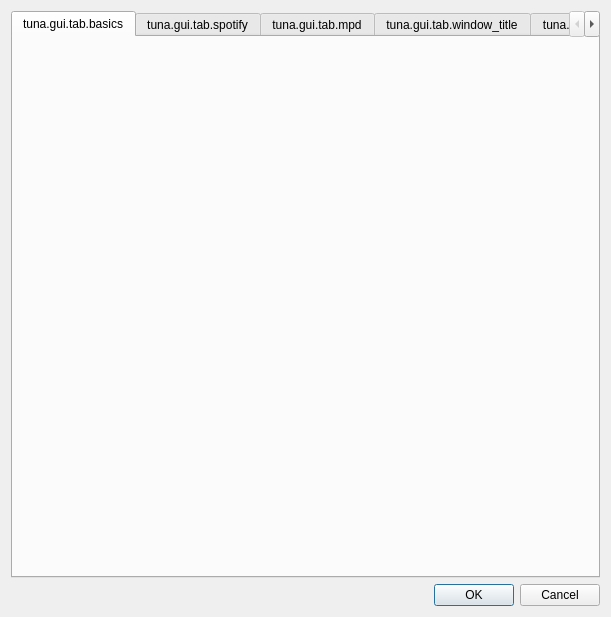
Before: the Qt Designer form src/gui/tuna_gui.ui in univrsal/tuna, drawn with Qt 5.
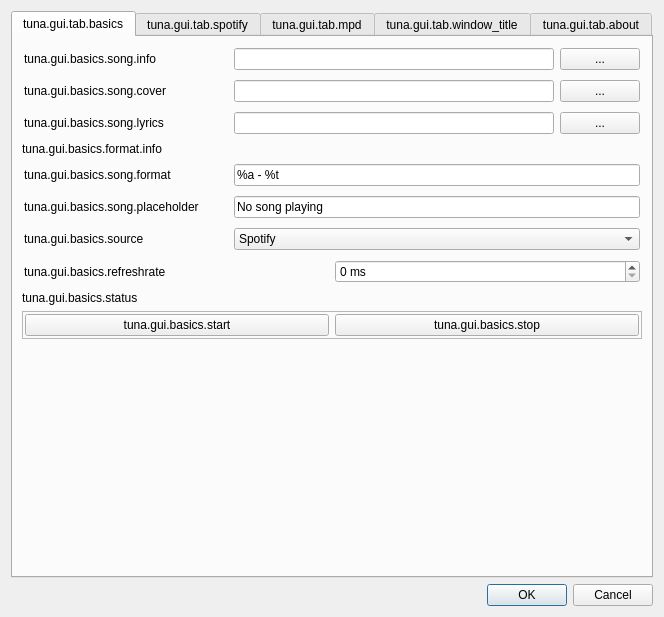
After: the same form once the commit is applied. The open tabs and pages were chosen to show the change. Icons and pictures are not drawn.

Commit message: basic structure for spotify

```diff
--- a/src/gui/tuna_gui.ui
+++ b/src/gui/tuna_gui.ui
@@ -6,7 +6,7 @@
    <rect>
     <x>0</x>
     <y>0</y>
-    <width>611</width>
+    <width>664</width>
     <height>617</height>
    </rect>
   </property>
@@ -23,6 +23,583 @@
       <attribute name="title">
        <string>tuna.gui.tab.basics</string>
       </attribute>
+      <layout class="QVBoxLayout" name="verticalLayout_4">
+       <item>
+        <widget class="QFrame" name="frame_5">
+         <property name="frameShape">
+          <enum>QFrame::NoFrame</enum>
+         </property>
+         <property name="frameShadow">
+          <enum>QFrame::Raised</enum>
+         </property>
+         <layout class="QHBoxLayout" name="horizontalLayout_5">
+          <property name="leftMargin">
+           <number>2</number>
+          </property>
+          <property name="topMargin">
+           <number>2</number>
+          </property>
+          <property name="rightMargin">
+           <number>2</number>
+          </property>
+          <property name="bottomMargin">
+           <number>2</number>
+          </property>
+          <item>
+           <widget class="QLabel" name="label_7">
+            <property name="sizePolicy">
+             <sizepolicy hsizetype="Minimum" vsizetype="Preferred">
+              <horstretch>0</horstretch>
+              <verstretch>0</verstretch>
+             </sizepolicy>
+            </property>
+            <property name="text">
+             <string>tuna.gui.basics.song.info</string>
+            </property>
+           </widget>
+          </item>
+          <item>
+           <spacer name="horizontalSpacer_6">
+            <property name="orientation">
+             <enum>Qt::Horizontal</enum>
+            </property>
+            <property name="sizeHint" stdset="0">
+             <size>
+              <width>40</width>
+              <height>20</height>
+             </size>
+            </property>
+           </spacer>
+          </item>
+          <item>
+           <widget class="QLineEdit" name="txt_song_info">
+            <property name="sizePolicy">
+             <sizepolicy hsizetype="Minimum" vsizetype="Fixed">
+              <horstretch>0</horstretch>
+              <verstretch>0</verstretch>
+             </sizepolicy>
+            </property>
+            <property name="minimumSize">
+             <size>
+              <width>320</width>
+              <height>0</height>
+             </size>
+            </property>
+            <property name="echoMode">
+             <enum>QLineEdit::Normal</enum>
+            </property>
+           </widget>
+          </item>
+          <item>
+           <widget class="QPushButton" name="btn_browse_song_info">
+            <property name="sizePolicy">
+             <sizepolicy hsizetype="Fixed" vsizetype="Fixed">
+              <horstretch>0</horstretch>
+              <verstretch>0</verstretch>
+             </sizepolicy>
+            </property>
+            <property name="text">
+             <string>...</string>
+            </property>
+           </widget>
+          </item>
+         </layout>
+        </widget>
+       </item>
+       <item>
+        <widget class="QFrame" name="frame_7">
+         <property name="frameShape">
+          <enum>QFrame::NoFrame</enum>
+         </property>
+         <property name="frameShadow">
+          <enum>QFrame::Raised</enum>
+         </property>
+         <layout class="QHBoxLayout" name="horizontalLayout_7">
+          <property name="leftMargin">
+           <number>2</number>
+          </property>
+          <property name="topMargin">
+           <number>2</number>
+          </property>
+          <property name="rightMargin">
+           <number>2</number>
+          </property>
+          <property name="bottomMargin">
+           <number>2</number>
+          </property>
+          <item>
+           <widget class="QLabel" name="label_9">
+            <property name="sizePolicy">
+             <sizepolicy hsizetype="Minimum" vsizetype="Preferred">
+              <horstretch>0</horstretch>
+              <verstretch>0</verstretch>
+             </sizepolicy>
+            </property>
+            <property name="text">
+             <string>tuna.gui.basics.song.cover</string>
+            </property>
+           </widget>
+          </item>
+          <item>
+           <spacer name="horizontalSpacer_8">
+            <property name="orientation">
+             <enum>Qt::Horizontal</enum>
+            </property>
+            <property name="sizeHint" stdset="0">
+             <size>
+              <width>40</width>
+              <height>20</height>
+             </size>
+            </property>
+           </spacer>
+          </item>
+          <item>
+           <widget class="QLineEdit" name="txt_song_cover">
+            <property name="sizePolicy">
+             <sizepolicy hsizetype="Minimum" vsizetype="Fixed">
+              <horstretch>0</horstretch>
+              <verstretch>0</verstretch>
+             </sizepolicy>
+            </property>
+            <property name="minimumSize">
+             <size>
+              <width>320</width>
+              <height>0</height>
+             </size>
+            </property>
+            <property name="echoMode">
+             <enum>QLineEdit::Normal</enum>
+            </property>
+           </widget>
+          </item>
+          <item>
+           <widget class="QPushButton" name="btn_browse_song_cover">
+            <property name="sizePolicy">
+             <sizepolicy hsizetype="Fixed" vsizetype="Fixed">
+              <horstretch>0</horstretch>
+              <verstretch>0</verstretch>
+             </sizepolicy>
+            </property>
+            <property name="text">
+             <string>...</string>
+            </property>
+           </widget>
+          </item>
+         </layout>
+        </widget>
+       </item>
+       <item>
+        <widget class="QFrame" name="frame_6">
+         <property name="frameShape">
+          <enum>QFrame::NoFrame</enum>
+         </property>
+         <property name="frameShadow">
+          <enum>QFrame::Raised</enum>
+         </property>
+         <layout class="QHBoxLayout" name="horizontalLayout_6">
+          <property name="leftMargin">
+           <number>2</number>
+          </property>
+          <property name="topMargin">
+           <number>2</number>
+          </property>
+          <property name="rightMargin">
+           <number>2</number>
+          </property>
+          <property name="bottomMargin">
+           <number>2</number>
+          </property>
+          <item>
+           <widget class="QLabel" name="label_8">
+            <property name="sizePolicy">
+             <sizepolicy hsizetype="Minimum" vsizetype="Preferred">
+              <horstretch>0</horstretch>
+              <verstretch>0</verstretch>
+             </sizepolicy>
+            </property>
+            <property name="text">
+             <string>tuna.gui.basics.song.lyrics</string>
+            </property>
+           </widget>
+          </item>
+          <item>
+           <spacer name="horizontalSpacer_7">
+            <property name="orientation">
+             <enum>Qt::Horizontal</enum>
+            </property>
+            <property name="sizeHint" stdset="0">
+             <size>
+              <width>40</width>
+              <height>20</height>
+             </size>
+            </property>
+           </spacer>
+          </item>
+          <item>
+           <widget class="QLineEdit" name="txt_song_lyrics">
+            <property name="sizePolicy">
+             <sizepolicy hsizetype="Minimum" vsizetype="Fixed">
+              <horstretch>0</horstretch>
+              <verstretch>0</verstretch>
+             </sizepolicy>
+            </property>
+            <property name="minimumSize">
+             <size>
+              <width>320</width>
+              <height>0</height>
+             </size>
+            </property>
+            <property name="echoMode">
+             <enum>QLineEdit::Normal</enum>
+            </property>
+           </widget>
+          </item>
+          <item>
+           <widget class="QPushButton" name="btn_browse_song_lyrics">
+            <property name="sizePolicy">
+             <sizepolicy hsizetype="Fixed" vsizetype="Fixed">
+              <horstretch>0</horstretch>
+              <verstretch>0</verstretch>
+             </sizepolicy>
+            </property>
+            <property name="text">
+             <string>...</string>
+            </property>
+           </widget>
+          </item>
+         </layout>
+        </widget>
+       </item>
+       <item>
+        <widget class="QLabel" name="lbl_format_info">
+         <property name="text">
+          <string>tuna.gui.basics.format.info</string>
+         </property>
+        </widget>
+       </item>
+       <item>
+        <widget class="QFrame" name="frame_8">
+         <property name="frameShape">
+          <enum>QFrame::NoFrame</enum>
+         </property>
+         <property name="frameShadow">
+          <enum>QFrame::Raised</enum>
+         </property>
+         <layout class="QHBoxLayout" name="horizontalLayout_8">
+          <property name="leftMargin">
+           <number>2</number>
+          </property>
+          <property name="topMargin">
+           <number>2</number>
+          </property>
+          <property name="rightMargin">
+           <number>2</number>
+          </property>
+          <property name="bottomMargin">
+           <number>2</number>
+          </property>
+          <item>
+           <widget class="QLabel" name="label_10">
+            <property name="sizePolicy">
+             <sizepolicy hsizetype="Minimum" vsizetype="Preferred">
+              <horstretch>0</horstretch>
+              <verstretch>0</verstretch>
+             </sizepolicy>
+            </property>
+            <property name="text">
+             <string>tuna.gui.basics.song.format</string>
+            </property>
+           </widget>
+          </item>
+          <item>
+           <spacer name="horizontalSpacer_9">
+            <property name="orientation">
+             <enum>Qt::Horizontal</enum>
+            </property>
+            <property name="sizeHint" stdset="0">
+             <size>
+              <width>40</width>
+              <height>20</height>
+             </size>
+            </property>
+           </spacer>
+          </item>
+          <item>
+           <widget class="QLineEdit" name="txt_song_format">
+            <property name="sizePolicy">
+             <sizepolicy hsizetype="Minimum" vsizetype="Fixed">
+              <horstretch>0</horstretch>
+              <verstretch>0</verstretch>
+             </sizepolicy>
+            </property>
+            <property name="minimumSize">
+             <size>
+              <width>406</width>
+              <height>0</height>
+             </size>
+            </property>
+            <property name="text">
+             <string>%a - %t</string>
+            </property>
+            <property name="echoMode">
+             <enum>QLineEdit::Normal</enum>
+            </property>
+           </widget>
+          </item>
+         </layout>
+        </widget>
+       </item>
+       <item>
+        <widget class="QFrame" name="frame_9">
+         <property name="frameShape">
+          <enum>QFrame::NoFrame</enum>
+         </property>
+         <property name="frameShadow">
+          <enum>QFrame::Raised</enum>
+         </property>
+         <layout class="QHBoxLayout" name="horizontalLayout_9">
+          <property name="leftMargin">
+           <number>2</number>
+          </property>
+          <property name="topMargin">
+           <number>2</number>
+          </property>
+          <property name="rightMargin">
+           <number>2</number>
+          </property>
+          <property name="bottomMargin">
+           <number>2</number>
+          </property>
+          <item>
+           <widget class="QLabel" name="label_11">
+            <property name="sizePolicy">
+             <sizepolicy hsizetype="Minimum" vsizetype="Preferred">
+              <horstretch>0</horstretch>
+              <verstretch>0</verstretch>
+             </sizepolicy>
+            </property>
+            <property name="text">
+             <string>tuna.gui.basics.song.placeholder</string>
+            </property>
+           </widget>
+          </item>
+          <item>
+           <spacer name="horizontalSpacer_10">
+            <property name="orientation">
+             <enum>Qt::Horizontal</enum>
+            </property>
+            <property name="sizeHint" stdset="0">
+             <size>
+              <width>40</width>
+              <height>20</height>
+             </size>
+            </property>
+           </spacer>
+          </item>
+          <item>
+           <widget class="QLineEdit" name="txt_song_placeholder">
+            <property name="sizePolicy">
+             <sizepolicy hsizetype="Minimum" vsizetype="Fixed">
+              <horstretch>0</horstretch>
+              <verstretch>0</verstretch>
+             </sizepolicy>
+            </property>
+            <property name="minimumSize">
+             <size>
+              <width>406</width>
+              <height>0</height>
+             </size>
+            </property>
+            <property name="toolTip">
+             <string>When nothing's playing this is used</string>
+            </property>
+            <property name="text">
+             <string>No song playing</string>
+            </property>
+            <property name="echoMode">
+             <enum>QLineEdit::Normal</enum>
+            </property>
+           </widget>
+          </item>
+         </layout>
+        </widget>
+       </item>
+       <item>
+        <widget class="QFrame" name="frame_10">
+         <property name="frameShape">
+          <enum>QFrame::NoFrame</enum>
+         </property>
+         <property name="frameShadow">
+          <enum>QFrame::Raised</enum>
+         </property>
+         <layout class="QHBoxLayout" name="horizontalLayout_10">
+          <property name="leftMargin">
+           <number>2</number>
+          </property>
+          <property name="topMargin">
+           <number>2</number>
+          </property>
+          <property name="rightMargin">
+           <number>2</number>
+          </property>
+          <property name="bottomMargin">
+           <number>2</number>
+          </property>
+          <item>
+           <widget class="QLabel" name="label_12">
+            <property name="sizePolicy">
+             <sizepolicy hsizetype="Minimum" vsizetype="Preferred">
+              <horstretch>0</horstretch>
+              <verstretch>0</verstretch>
+             </sizepolicy>
+            </property>
+            <property name="text">
+             <string>tuna.gui.basics.source</string>
+            </property>
+           </widget>
+          </item>
+          <item>
+           <spacer name="horizontalSpacer_11">
+            <property name="orientation">
+             <enum>Qt::Horizontal</enum>
+            </property>
+            <property name="sizeHint" stdset="0">
+             <size>
+              <width>40</width>
+              <height>20</height>
+             </size>
+            </property>
+           </spacer>
+          </item>
+          <item>
+           <widget class="QComboBox" name="cb_source">
+            <property name="sizePolicy">
+             <sizepolicy hsizetype="Minimum" vsizetype="Fixed">
+              <horstretch>0</horstretch>
+              <verstretch>0</verstretch>
+             </sizepolicy>
+            </property>
+            <property name="minimumSize">
+             <size>
+              <width>406</width>
+              <height>0</height>
+             </size>
+            </property>
+            <item>
+             <property name="text">
+              <string>Spotify</string>
+             </property>
+            </item>
+            <item>
+             <property name="text">
+              <string>Window Title</string>
+             </property>
+            </item>
+           </widget>
+          </item>
+         </layout>
+        </widget>
+       </item>
+       <item>
+        <widget class="QFrame" name="frame_12">
+         <property name="frameShape">
+          <enum>QFrame::NoFrame</enum>
+         </property>
+         <property name="frameShadow">
+          <enum>QFrame::Raised</enum>
+         </property>
+         <layout class="QHBoxLayout" name="horizontalLayout_12">
+          <property name="leftMargin">
+           <number>2</number>
+          </property>
+          <property name="topMargin">
+           <number>2</number>
+          </property>
+          <property name="rightMargin">
+           <number>2</number>
+          </property>
+          <property name="bottomMargin">
+           <number>2</number>
+          </property>
+          <item>
+           <widget class="QLabel" name="label_14">
+            <property name="text">
+             <string>tuna.gui.basics.refreshrate</string>
+            </property>
+           </widget>
+          </item>
+          <item>
+           <widget class="QSpinBox" name="sb_refresh_rate">
+            <property name="suffix">
+             <string> ms</string>
+            </property>
+            <property name="prefix">
+             <string/>
+            </property>
+           </widget>
+          </item>
+         </layout>
+        </widget>
+       </item>
+       <item>
+        <widget class="QLabel" name="lbl_status">
+         <property name="text">
+          <string>tuna.gui.basics.status</string>
+         </property>
+        </widget>
+       </item>
+       <item>
+        <widget class="QFrame" name="frame_11">
+         <property name="frameShape">
+          <enum>QFrame::StyledPanel</enum>
+         </property>
+         <property name="frameShadow">
+          <enum>QFrame::Raised</enum>
+         </property>
+         <layout class="QHBoxLayout" name="horizontalLayout_11">
+          <property name="leftMargin">
+           <number>2</number>
+          </property>
+          <property name="topMargin">
+           <number>2</number>
+          </property>
+          <property name="rightMargin">
+           <number>2</number>
+          </property>
+          <property name="bottomMargin">
+           <number>2</number>
+          </property>
+          <item>
+           <widget class="QPushButton" name="btn_start">
+            <property name="text">
+             <string>tuna.gui.basics.start</string>
+            </property>
+           </widget>
+          </item>
+          <item>
+           <widget class="QPushButton" name="btn_stop">
+            <property name="text">
+             <string>tuna.gui.basics.stop</string>
+            </property>
+           </widget>
+          </item>
+         </layout>
+        </widget>
+       </item>
+       <item>
+        <spacer name="verticalSpacer">
+         <property name="orientation">
+          <enum>Qt::Vertical</enum>
+         </property>
+         <property name="sizeHint" stdset="0">
+          <size>
+           <width>20</width>
+           <height>212</height>
+          </size>
+         </property>
+        </spacer>
+       </item>
+      </layout>
      </widget>
      <widget class="QWidget" name="tab_spotify">
       <attribute name="title">
```
Left out of the diff: 23 changed lines with no effect on the pictures. The commit also changes 15 other files.
